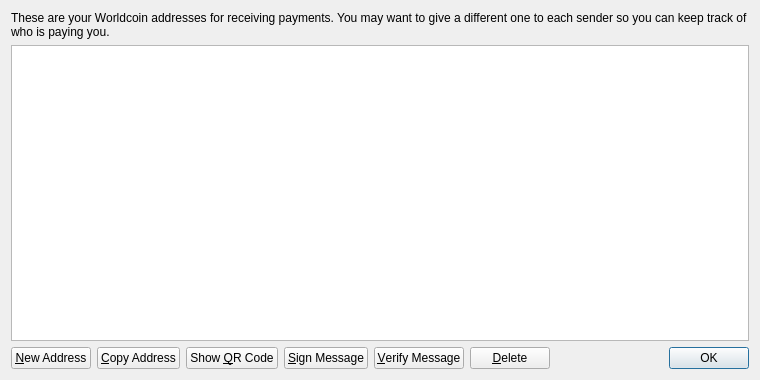
Qt form src/qt/forms/addressbookpage.ui (krugercoinproject/krugercoin) before a commit.
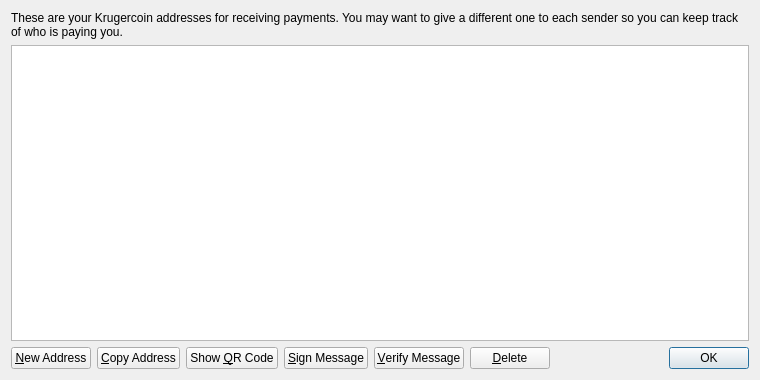
The same form after that commit. Icons and pictures are not drawn.

Commit message: Krugercoin Project Name change

```diff
--- a/src/qt/forms/addressbookpage.ui
+++ b/src/qt/forms/addressbookpage.ui
@@ -17,7 +17,7 @@
    <item>
     <widget class="QLabel" name="labelExplanation">
      <property name="text">
-      <string>These are your Worldcoin addresses for receiving payments. You may want to give a different one to each sender so you can keep track of who is paying you.</string>
+      <string>These are your Krugercoin addresses for receiving payments. You may want to give a different one to each sender so you can keep track of who is paying you.</string>
      </property>
      <property name="textFormat">
       <enum>Qt::PlainText</enum>
```
The commit also changes 44 other files.
